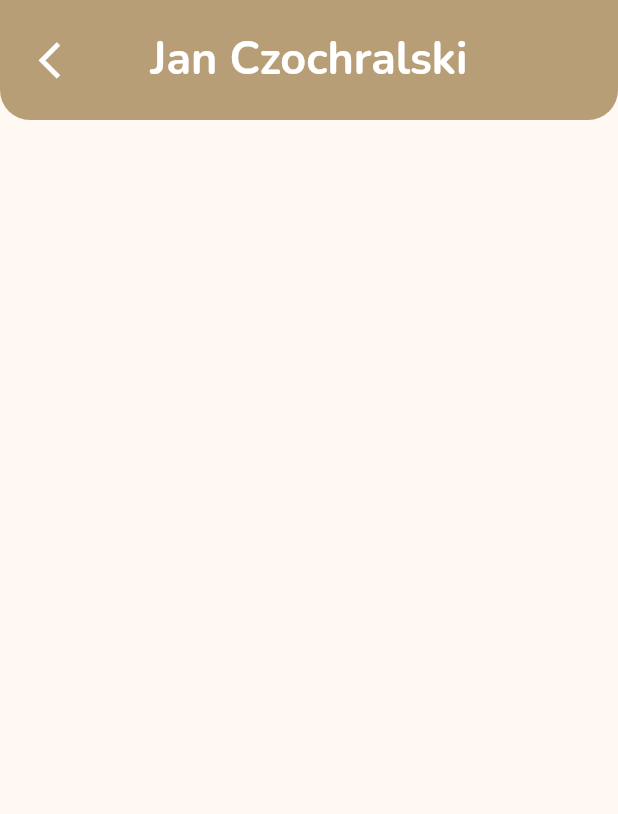
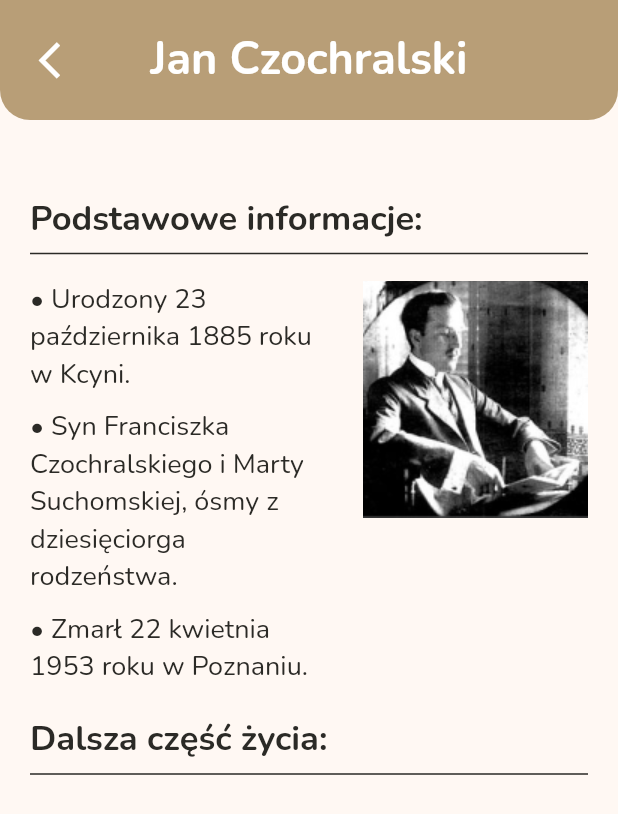
Before and after one commit to KonradKazimierowicz/wielcy_polacy, a Flutter app: the CzochralskiDesc screen opened directly, on a phone screen of 412 x 824 dp. Shown: the top 814 px of the screen. Run offline on Flutter 3.47's test engine with Material 2 defaults, Android fonts, the phone set to English and light mode, and no system bars; our stand-ins replace carousel_slider, firebase_auth, firebase_core, fluttertoast, google_fonts, google_nav_bar and 2 more; accounts and stored records are empty; network calls fail.

Commit message:
change nav system and start description pages

```diff
--- a/lib/pages/characters/czochralski.dart
+++ b/lib/pages/characters/czochralski.dart
@@ -2,7 +2,6 @@ import 'dart:ui';
 
 import 'package:flutter/material.dart';
 import 'package:wielcy_polacy/components/mainButton.dart';
-import 'package:wielcy_polacy/components/navbar.dart';
 import 'package:wielcy_polacy/pages/characters/description/czochralski_desc.dart';
 
 import '../../components/appbar.dart';
@@ -54,7 +53,7 @@ class Czochralski extends StatelessWidget {
                 Navigator.push(
                     context,
                     MaterialPageRoute(
-                        builder: (context) => const CzochralskiDesc()));
+                        builder: (context) =>  CzochralskiDesc()));
               },
             ),
             //const NavBar(),
--- a/lib/pages/characters/description/czochralski_desc.dart
+++ b/lib/pages/characters/description/czochralski_desc.dart
@@ -1,24 +1,105 @@
 import 'package:flutter/material.dart';
 import 'package:wielcy_polacy/components/appbar.dart';
-import 'package:wielcy_polacy/components/navbar.dart';
 
 class CzochralskiDesc extends StatelessWidget {
-  const CzochralskiDesc({Key? key}) : super(key: key);
+  CzochralskiDesc({Key? key}) : super(key: key);
+
+  TextStyle listStyle =
+      const TextStyle(color: Color.fromRGBO(43, 42, 38, 1), fontSize: 20);
 
   @override
   Widget build(BuildContext context) {
+    double screenWidth = MediaQuery.of(context).size.width;
+
     return Scaffold(
       appBar: CustomAppBar(
         title: "Jan Czochralski",
         onLeadingPressed: () => Navigator.pop(context),
       ),
-      body: const SafeArea(
+      body: SafeArea(
         child: SingleChildScrollView(
-          child: Column(
-            children: <Widget>[
-              SizedBox(height: 20),
-
-            ],
+          child: Padding(
+            padding: const EdgeInsets.all(20.0),
+            child: Column(
+              children: <Widget>[
+                const SizedBox(height: 30),
+                const Align(
+                  alignment: Alignment.centerLeft,
+                  child: Text(
+                    "Podstawowe informacje:",
+                    style: TextStyle(
+                      color: Color.fromRGBO(43, 42, 38, 1),
+                      fontSize: 23,
+                      fontWeight: FontWeight.bold,
+                    ),
+                  ),
+                ),
+                const Divider(
+                  color: Color.fromRGBO(43, 42, 38, 1),
+                ),
+                const SizedBox(height: 10),
+                Align(
+                    alignment: Alignment.centerLeft,
+                    child: Row(
+                      mainAxisAlignment: MainAxisAlignment.start,
+                      crossAxisAlignment: CrossAxisAlignment.start,
+                      children: [
+                        const Expanded(
+                          child: Column(
+                            crossAxisAlignment: CrossAxisAlignment.start,
+                            children: [
+                              Text(
+                                "• Urodzony 23 października 1885 roku w Kcyni.",
+                                style: TextStyle(
+                                    color: Color.fromRGBO(43, 42, 38, 1),
+                                    fontSize: 18),
+                              ),
+                              SizedBox(height: 10),
+                              Text(
+                                "• Syn Franciszka Czochralskiego i Marty Suchomskiej, ósmy z dziesięciorga rodzeństwa.",
+                                style: TextStyle(
+                                    color: Color.fromRGBO(43, 42, 38, 1),
+                                    fontSize: 18),
+                                softWrap: true,
+                              ),
+                              SizedBox(height: 10),
+                              Text(
+                                "• Zmarł 22 kwietnia 1953 roku w Poznaniu.",
+                                style: TextStyle(
+                                    color: Color.fromRGBO(43, 42, 38, 1),
+                                    fontSize: 18),
+                                softWrap: true,
+                              ),
+                            ],
+                          ),
+                        ),
+                        const SizedBox(width: 20),
+                        Image.asset(
+                          'img/czochralski1.png',
+                          alignment: Alignment.center,
+                        ),
+                      ],
+                    )),
+                const SizedBox(
+                  height: 20,
+                ),
+                const Align(
+                  alignment: Alignment.centerLeft,
+                  child: Text(
+                    "Dalsza część życia:",
+                    style: TextStyle(
+                      color: Color.fromRGBO(43, 42, 38, 1),
+                      fontSize: 23,
+                      fontWeight: FontWeight.bold,
+                    ),
+                  ),
+                ),
+                const Divider(
+                  color: Color.fromRGBO(43, 42, 38, 1),
+                ),
+                const SizedBox(height: 10),
+              ],
+            ),
           ),
         ),
       ),
--- a/lib/pages/characters/zgielecki.dart
+++ b/lib/pages/characters/zgielecki.dart
@@ -1,11 +1,10 @@
 import 'package:flutter/material.dart';
-import 'package:wielcy_polacy/components/navbar.dart';
 
 class Zgielecki extends StatelessWidget {
   const Zgielecki({super.key});
 
   @override
   Widget build(BuildContext context) {
-    return NavBar();
+    return Text("bwh");
   }
 }
--- a/lib/pages/main_page.dart
+++ b/lib/pages/main_page.dart
@@ -1,6 +1,5 @@
 import 'package:flutter/material.dart';
 import 'package:wielcy_polacy/components/image_slider.dart';
-import 'package:wielcy_polacy/components/navbar.dart';
 import 'package:google_nav_bar/google_nav_bar.dart';
 import 'package:wielcy_polacy/components/image_slider.dart';
 
@@ -42,7 +41,7 @@ class MainPage extends StatelessWidget {
               "Wybierz interesującą cię postać.",
               style: TextStyle(
                 color: Color.fromRGBO(43, 42, 38, 1),
-                fontSize: 20,
+                fontSize: 25,
               ),
             ),
 
@@ -60,7 +59,6 @@ class MainPage extends StatelessWidget {
                 'Stefan Drzewiecki',
               ],
             ),
-            //NavBar(),
           ]),
         ),
       ),
--- a/lib/pages/login_page.dart
+++ b/lib/pages/starting/login_page.dart
@@ -3,8 +3,8 @@ import 'package:provider/provider.dart';
 import 'package:wielcy_polacy/components/textField.dart';
 import 'package:wielcy_polacy/components/mainButton.dart';
 
-import '../Files/auth.dart';
-import '../provider/google_sign_in.dart';
+import '../../Files/auth.dart';
+import '../../provider/google_sign_in.dart';
 
 
 
--- a/lib/pages/register_page.dart
+++ b/lib/pages/starting/register_page.dart
@@ -4,7 +4,7 @@ import 'package:wielcy_polacy/components/textField.dart';
 import 'package:wielcy_polacy/components/mainButton.dart';
 import 'package:wielcy_polacy/provider/google_sign_in.dart';
 
-import '../Files/auth.dart';
+import '../../Files/auth.dart';
 
 
 
--- a/pubspec.yaml
+++ b/pubspec.yaml
@@ -27,6 +27,7 @@ dependencies:
   badges: ^3.1.2
   carousel_slider: ^4.2.1
   dots_indicator: ^2.0.0
+  persistent_bottom_nav_bar: any
 
 dev_dependencies:
   flutter_test:
```
Also changed, not shown: lib/components/navbar.dart (deleted, +0 -55 lines), lib/main.dart (+6 -4 lines), lib/page_navigator.dart (added, +82 -0 lines), img/czochralski1.png (added), lib/pages/starting/welcome_page.dart (renamed from lib/pages/welcome_page.dart), pubspec.lock.
